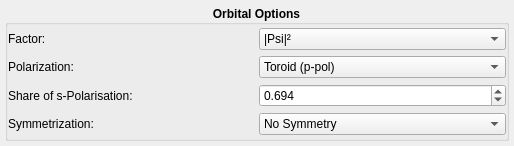
The window that kmap/ui/lmfitorbitaloptions.ui (brands-d/kMap) describes before a commit, drawn with Qt 5.
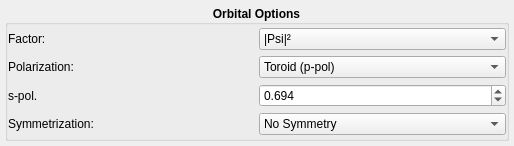
The same window after the commit.

Commit message: thicker axes in miniplots, shorter label for s-pol. spinbox

The edit to the form file:
```diff
--- a/kmap/ui/lmfitorbitaloptions.ui
+++ b/kmap/ui/lmfitorbitaloptions.ui
@@ -282,7 +282,7 @@
          <string>The share of s-polarised light.</string>
         </property>
         <property name="text">
-         <string>Share of s-Polarisation:</string>
+         <string>s-pol. </string>
         </property>
        </widget>
       </item>
```
Left out of the diff: 5 changed lines with no effect on the pictures. The commit also changes 3 other files.
